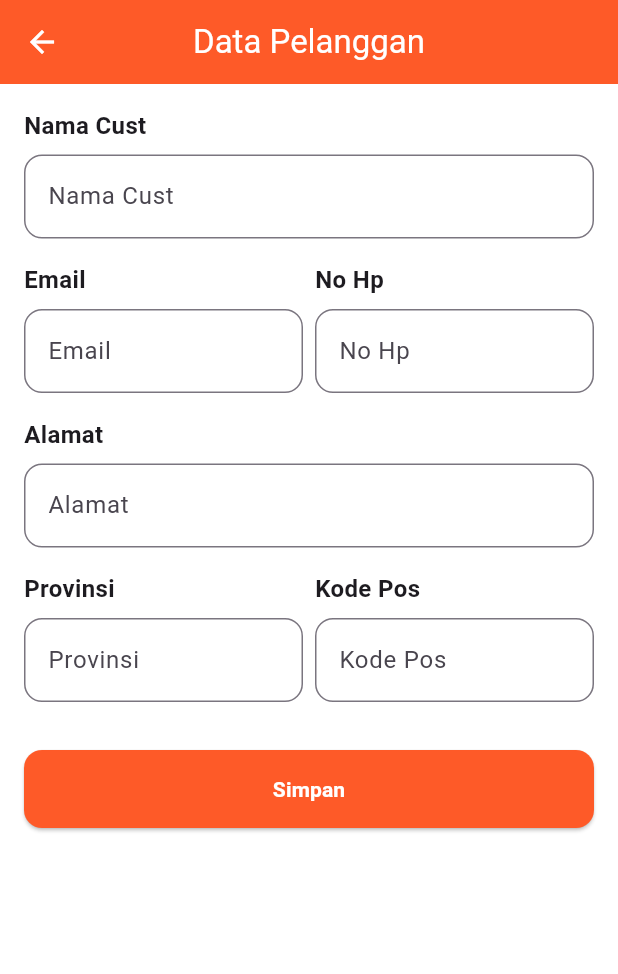
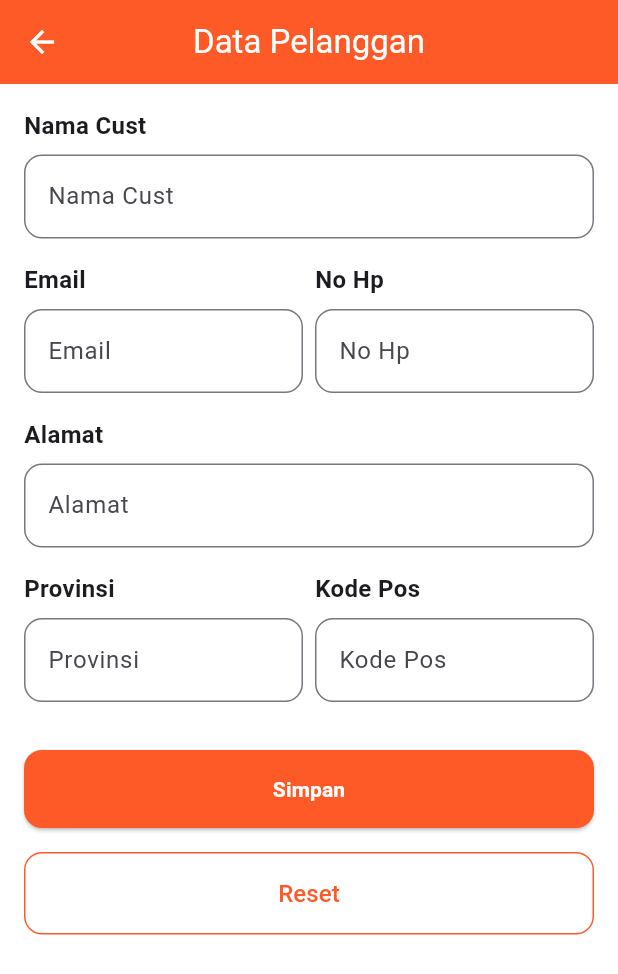
Before and after one commit to IAMHUDA/20220140049_UCP1Flutter, a Flutter app: the PelangganPage screen opened directly, on a phone screen of 412 x 824 dp. Shown: the top 974 px of the screen. Run offline on Flutter 3.47's test engine with Material 3 defaults, Android fonts, the phone set to English and light mode, and no system bars.

Commit message:
add button reset

```diff
--- a/lib/pelanggan_page.dart
+++ b/lib/pelanggan_page.dart
@@ -219,6 +219,24 @@ class _PelangganPageState extends State<PelangganPage> {
                   child: const Text('Simpan', style: TextStyle(color: Colors.white, fontWeight: FontWeight.bold),),
                 ),
               ),
+              const SizedBox(height: 16),
+              SizedBox(
+                width: double.infinity,
+                child: OutlinedButton(
+                  style: OutlinedButton.styleFrom(
+                    side: const BorderSide(color: const Color(0xFFFE5A28)),
+                    padding: const EdgeInsets.symmetric(vertical: 16),
+                    shape: RoundedRectangleBorder(
+                      borderRadius: BorderRadius.circular(12),
+                    ),
+                  ),
+                  onPressed: _resetForm,
+                  child: const Text(
+                    'Reset',
+                    style: TextStyle(color: const Color(0xFFFE5A28), fontSize: 16),
+                  ),
+                ),
+              ),
             ],
           )
         ),
```
